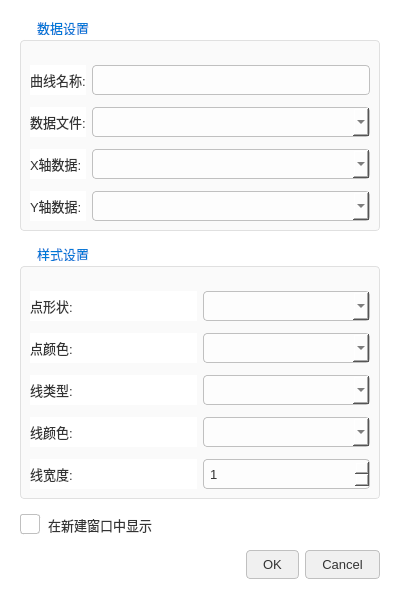
Above: plottingdialog1.ui from Luqinghao1/WT20260113B before the change. Below: the same form after it.
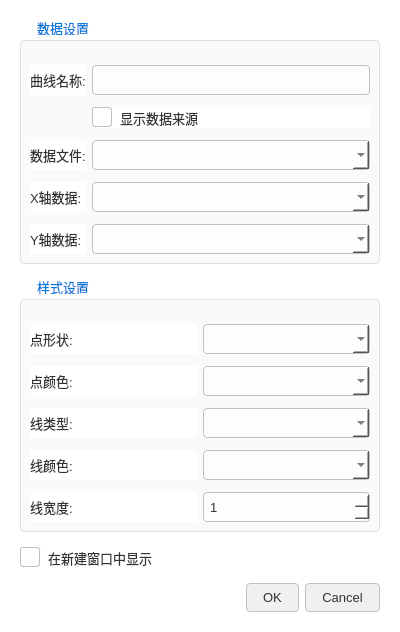
That is the form after the change.

Patch:
```diff
--- a/plottingdialog1.ui
+++ b/plottingdialog1.ui
@@ -7,7 +7,7 @@
     <x>0</x>
     <y>0</y>
     <width>400</width>
-    <height>500</height>
+    <height>520</height>
    </rect>
   </property>
   <property name="windowTitle">
@@ -116,34 +116,41 @@
       <item row="0" column="1">
        <widget class="QLineEdit" name="lineEdit_Name"/>
       </item>
-      <item row="1" column="0">
+      <item row="1" column="1">
+       <widget class="QCheckBox" name="check_ShowSource">
+        <property name="text">
+         <string>显示数据来源</string>
+        </property>
+       </widget>
+      </item>
+      <item row="2" column="0">
        <widget class="QLabel" name="label_Source">
         <property name="text">
          <string>数据文件:</string>
         </property>
        </widget>
       </item>
-      <item row="1" column="1">
+      <item row="2" column="1">
        <widget class="QComboBox" name="comboFileSelect"/>
       </item>
-      <item row="2" column="0">
+      <item row="3" column="0">
        <widget class="QLabel" name="label_X">
         <property name="text">
          <string>X轴数据:</string>
         </property>
        </widget>
       </item>
-      <item row="2" column="1">
+      <item row="3" column="1">
        <widget class="QComboBox" name="combo_XCol"/>
       </item>
-      <item row="3" column="0">
+      <item row="4" column="0">
        <widget class="QLabel" name="label_Y">
         <property name="text">
          <string>Y轴数据:</string>
         </property>
        </widget>
       </item>
-      <item row="3" column="1">
+      <item row="4" column="1">
        <widget class="QComboBox" name="combo_YCol"/>
       </item>
      </layout>
```
